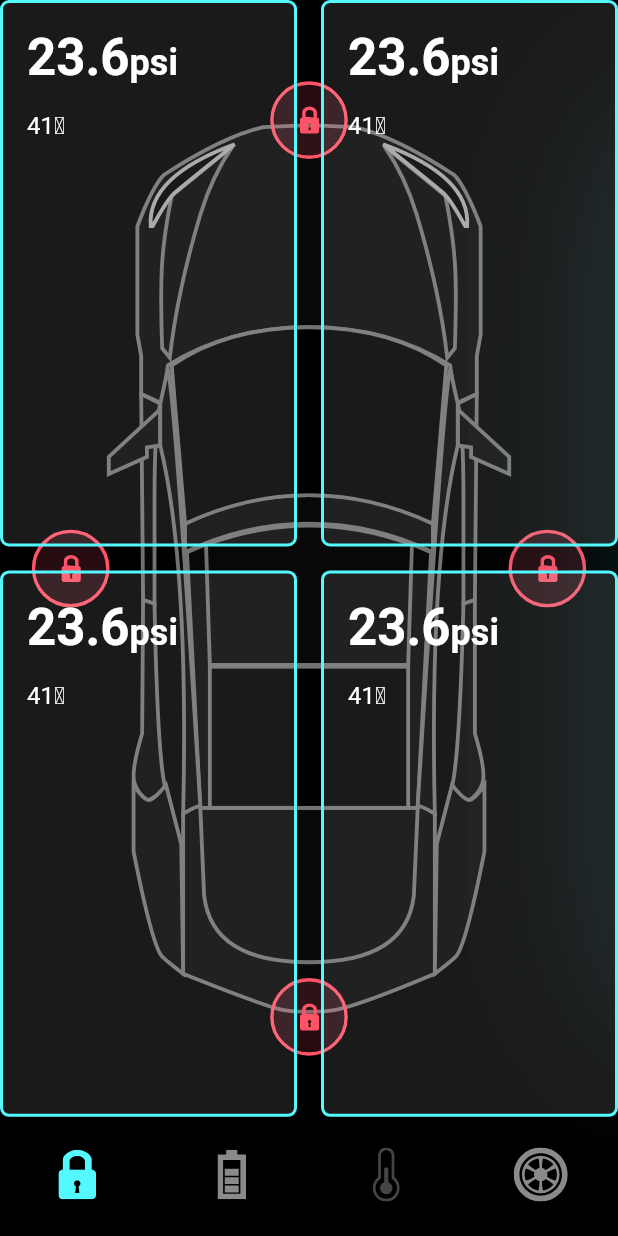
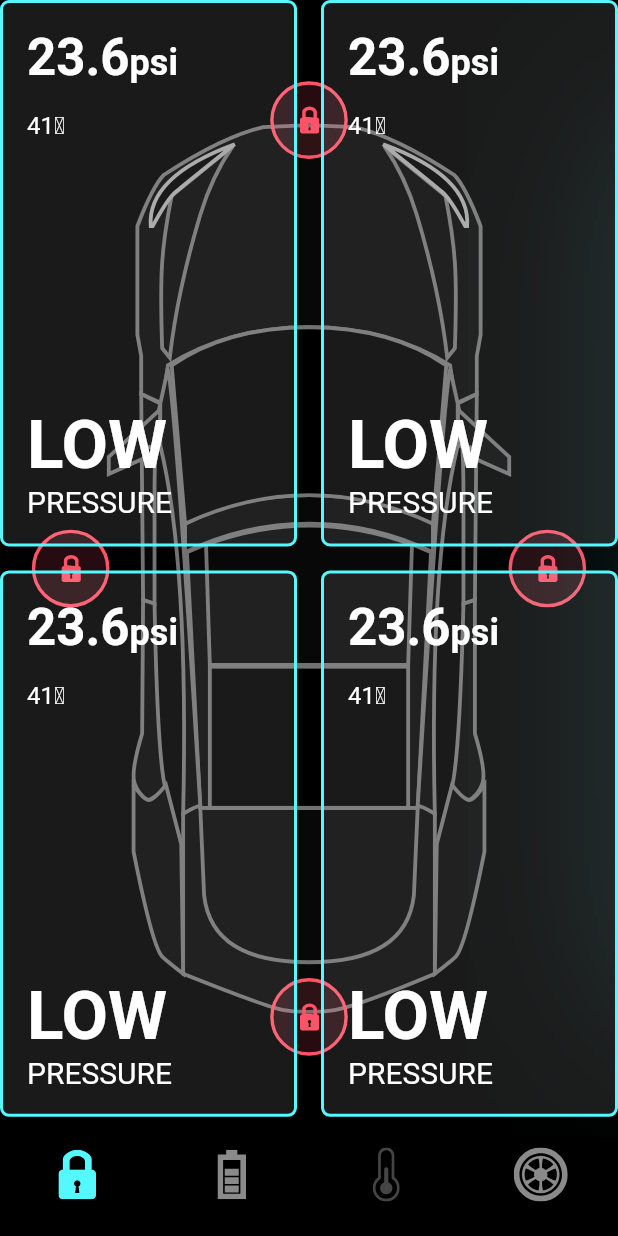
Before and after one commit to giovannicampagnolo/Tesla-Control-App, a Flutter app: the screen it shows after launch, on a phone screen of 412 x 824 dp. Run offline on Flutter 3.47's test engine with Material 2 defaults, Android fonts, the phone set to English and light mode, and no system bars; our stand-ins replace flutter_svg.

Commit message:
wip tyre structure

```diff
--- a/lib/screens/home_screen.dart
+++ b/lib/screens/home_screen.dart
@@ -5,10 +5,10 @@ import 'package:tesla_animated_app/widgets/door_lock.dart';
 
 import '../constanins.dart';
 import '../widgets/battery_status.dart';
-import '../widgets/temp_btn.dart';
 import '../widgets/temp_details.dart';
 import '../widgets/tesla_bottom_navigation_bar.dart';
 import '../widgets/tyre.dart';
+import '../widgets/tyre_psi_card.dart';
 
 class HomeScreen extends StatefulWidget {
   HomeScreen({Key? key}) : super(key: key);
@@ -241,41 +241,8 @@ class _HomeScreenState extends State<HomeScreen> with TickerProviderStateMixin {
                         childAspectRatio:
                             constraint.maxWidth / constraint.maxHeight,
                       ),
-                      itemBuilder: (context, index) => Container(
-                        padding: EdgeInsets.all(defaultPadding),
-                        decoration: BoxDecoration(
-                            color: Colors.white10,
-                            border: Border.all(
-                              color: primaryColor,
-                              width: 2,
-                            ),
-                            borderRadius:
-                                BorderRadius.all(Radius.circular(6.0))),
-                        child: Column(
-                          crossAxisAlignment: CrossAxisAlignment.start,
-                          children: [
-                          Text.rich(
-                            TextSpan(
-                              text: "23.6",
-                              style: Theme.of(context)
-                                  .textTheme
-                                  .headline4!
-                                  .copyWith(
-                                    fontWeight: FontWeight.w600,
-                                    color: Colors.white,
-                                  ),
-                              children: [
-                                TextSpan(
-                                  text:"psi",
-                                  style: TextStyle( fontSize:24),
-                                ),
-                              ]
-                            ),
-                          ),
-                          const SizedBox(height: defaultPadding),
-                          Text("41\u2103", style: TextStyle( fontSize:16),)
-                        ],
-                        ),
+                      itemBuilder: (context, index) => TyrePsiCard(
+                        isBottomTwoTyre: index > 2,
                       ),
                     ),
                   ],
--- a/lib/widgets/door_lock.dart
+++ b/lib/widgets/door_lock.dart
@@ -1,6 +1,5 @@
 import 'package:flutter/material.dart';
 import 'package:flutter_svg/flutter_svg.dart';
-import 'package:tesla_animated_app/home_controller.dart';
 
 import '../constanins.dart';
 
--- a/lib/widgets/tesla_bottom_navigation_bar.dart
+++ b/lib/widgets/tesla_bottom_navigation_bar.dart
@@ -3,7 +3,6 @@ import 'package:flutter_svg/svg.dart';
 
 import '../constanins.dart';
 
-import '../constanins.dart';
 
 class TeslaBottomNavigationBar extends StatelessWidget {
   final int selectedTab;
--- /dev/null
+++ b/lib/widgets/tyre_psi_card.dart
@@ -0,0 +1,67 @@
+import 'package:flutter/material.dart';
+
+import '../constanins.dart';
+
+class TyrePsiCard extends StatelessWidget {
+  final bool isBottomTwoTyre;
+
+  const TyrePsiCard({
+    Key? key,
+    required this.isBottomTwoTyre,
+  }) : super(key: key);
+
+  @override
+  Widget build(BuildContext context) {
+    return Container(
+      padding: EdgeInsets.all(defaultPadding),
+      decoration: BoxDecoration(
+          color: Colors.white10,
+          border: Border.all(
+            color: primaryColor,
+            width: 2,
+          ),
+          borderRadius: BorderRadius.all(Radius.circular(6.0))),
+      child: Column(
+        crossAxisAlignment: CrossAxisAlignment.start,
+        children: [
+          psiText(context),
+          const SizedBox(height: defaultPadding),
+          Text(
+            "41\u2103",
+            style: TextStyle(fontSize: 16),
+          ),
+          Spacer(),
+          Text(
+            "Low".toUpperCase(),
+            style: Theme.of(context).textTheme.headline3!.copyWith(
+                  color: Colors.white,
+                  fontWeight: FontWeight.w600,
+                ),
+          ),
+          Text(
+            "Pressure".toUpperCase(),
+            style: TextStyle(fontSize: 20),
+          ),
+        ],
+      ),
+    );
+  }
+}
+
+Text psiText(BuildContext context){
+  return Text.rich(
+    TextSpan(
+      text: "23.6",
+      style: Theme.of(context).textTheme.headline4!.copyWith(
+        fontWeight: FontWeight.w600,
+        color: Colors.white,
+      ),
+      children: [
+        TextSpan(
+          text: "psi",
+          style: TextStyle(fontSize: 24),
+        ),
+      ],
+    ),
+  );
+}
```
